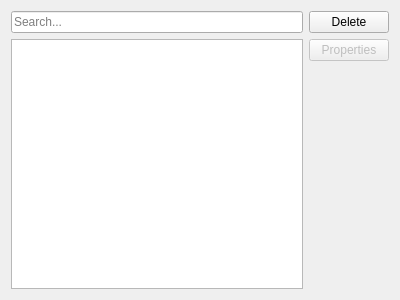
OtterBrowser/otter-browser, file src/modules/windows/cookies/CookiesContentsWidget.ui: the form before one commit.
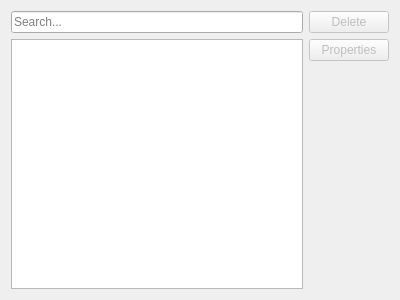
The form after the commit.

Commit message: Remove unused methods

Diff of the .ui file:
```diff
--- a/src/modules/windows/cookies/CookiesContentsWidget.ui
+++ b/src/modules/windows/cookies/CookiesContentsWidget.ui
@@ -32,6 +32,9 @@
     <layout class="QVBoxLayout" name="buttonsLayout" stretch="0,0,1">
      <item>
       <widget class="QPushButton" name="deleteButton">
+       <property name="enabled">
+        <bool>false</bool>
+       </property>
        <property name="text">
         <string>Delete</string>
        </property>
```
The commit also changes 2 other files.
